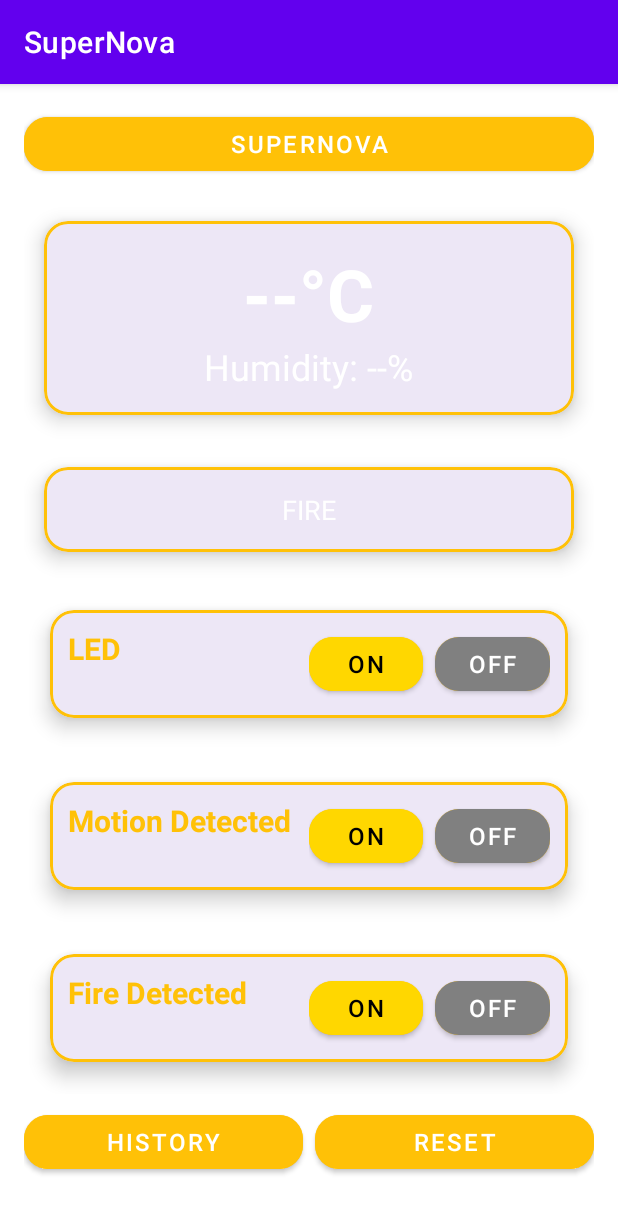
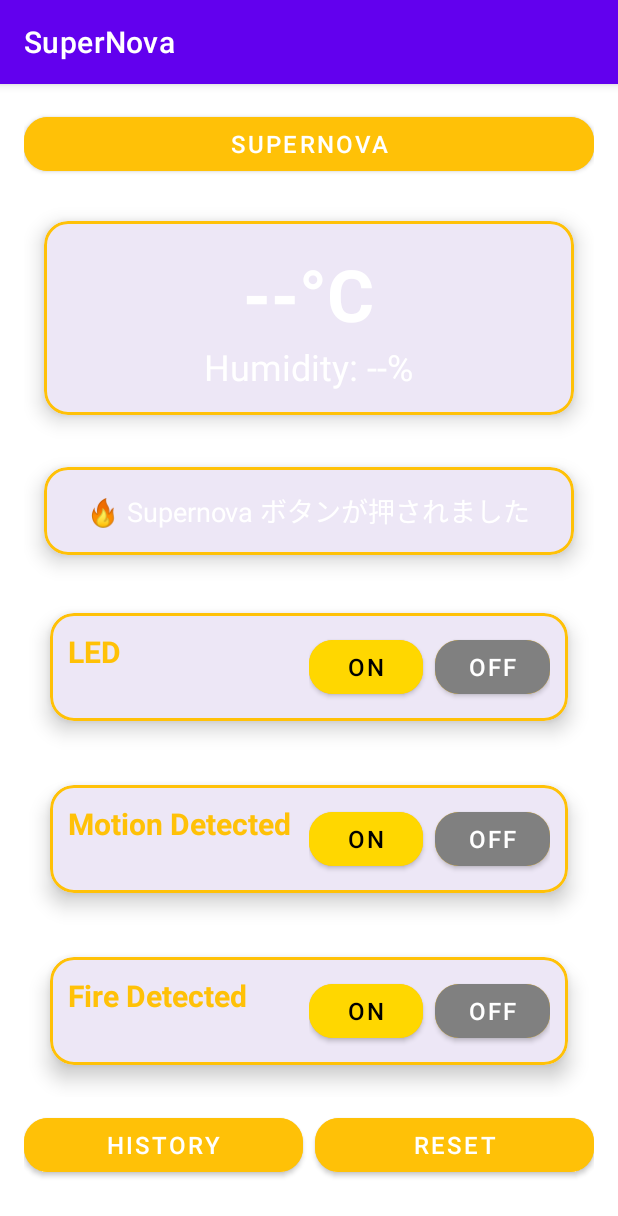
Before and after one commit to mitobekaito/SuperNova, an Android app: the screen it shows after launch (MainActivity), after a tap on "SUPERNOVA", on a phone screen of 412 x 824 dp. Shown: the top 1216 px of the screen. Run offline under Robolectric (Android 15) with nearby library versions, the light colour scheme and no system bars.

Commit message:
supernova,resetボタンをサーバーに送信＆画面表示

```diff
--- a/app/src/main/java/supernova/ui/MainActivity.kt
+++ b/app/src/main/java/supernova/ui/MainActivity.kt
@@ -8,11 +8,6 @@ import androidx.activity.viewModels
 import androidx.appcompat.app.AppCompatActivity
 import supernova.utils.SensorDataManager
 import supernova.utils.ButtonManager
-import supernova.utils.LedManager
-import supernova.utils.FlameManager
-import supernova.utils.MotionManager
-import supernova.utils.ResetManager
-import supernova.utils.SupernovaManager
 import supernova.ui.MotionAlertActivity
 import supernova.ui.FlameAlertActivity
 import androidx.constraintlayout.widget.ConstraintSet.Motion
@@ -53,10 +48,6 @@ class MainActivity : AppCompatActivity() {
         SensorDataManager.startFetchingSensorData(viewModel, tvTemperature, tvHumidity, tvMoving) { motionDetected, flameDetected ->
             handleSensorData(motionDetected, flameDetected)
         }
-
-        btnSupernova.setOnClickListener {
-            tvMoving.text = "FIRE"
-        }
     }
 
     private fun setupUI() {
@@ -88,6 +79,7 @@ class MainActivity : AppCompatActivity() {
     private fun setupButtonListeners() {
         ButtonManager.setupButtonListeners(
             this,
+            tvMoving,
             btnLEDOn, btnLEDOff,
             btnSoundOn, btnSoundOff,
             btnFireOn, btnFireOff,
--- a/app/src/main/java/supernova/utils/ButtonManager.kt
+++ b/app/src/main/java/supernova/utils/ButtonManager.kt
@@ -6,17 +6,13 @@ import androidx.core.content.ContextCompat
 import kotlinx.coroutines.CoroutineScope
 import kotlinx.coroutines.Dispatchers
 import kotlinx.coroutines.launch
-import supernova.utils.LedManager
-import supernova.utils.MotionManager
-import supernova.utils.FlameManager
-import supernova.utils.SupernovaManager
-import supernova.utils.ResetManager
+import android.widget.TextView
 import supernova.ui.R
 
 object ButtonManager {
 
     fun setupButtonListeners(
-        activity: Activity,
+        activity: Activity,tvMoving: TextView,
         btnLEDOn: Button, btnLEDOff: Button,
         btnSoundOn: Button, btnSoundOff: Button,
         btnFireOn: Button, btnFireOff: Button,
@@ -68,17 +64,30 @@ object ButtonManager {
             sendCommand { FlameManager.sendFlameCommand("OFF") }
         }
 
-        // ✅ Supernova
+        // ✅ Supernovaボタン
         btnSupernova.setOnClickListener {
-            println("✅ Supernova ボタンが押されました")
+            println("🔥 Supernova ボタンが押されました")
+
+            // ✅ UIを更新（画面にテキストを表示）
+            activity.runOnUiThread {
+                tvMoving.text = "🔥 Supernova ボタンが押されました"
+            }
+
             sendCommand { SupernovaManager.sendSupernovaCommand("SUPERNOVA") }
         }
 
-        // ✅ RESET
+        // ✅ RESETボタン
         btnReset.setOnClickListener {
-            println("✅ RESET ボタンが押されました")
+            println("🔄 RESET ボタンが押されました")
+
+            // ✅ UIを更新（画面にテキストを表示）
+            activity.runOnUiThread {
+                tvMoving.text = "🔄 RESET ボタンが押されました"
+            }
+
             sendCommand { ResetManager.sendResetCommand("RESET") }
         }
+
 
     }
 
```
